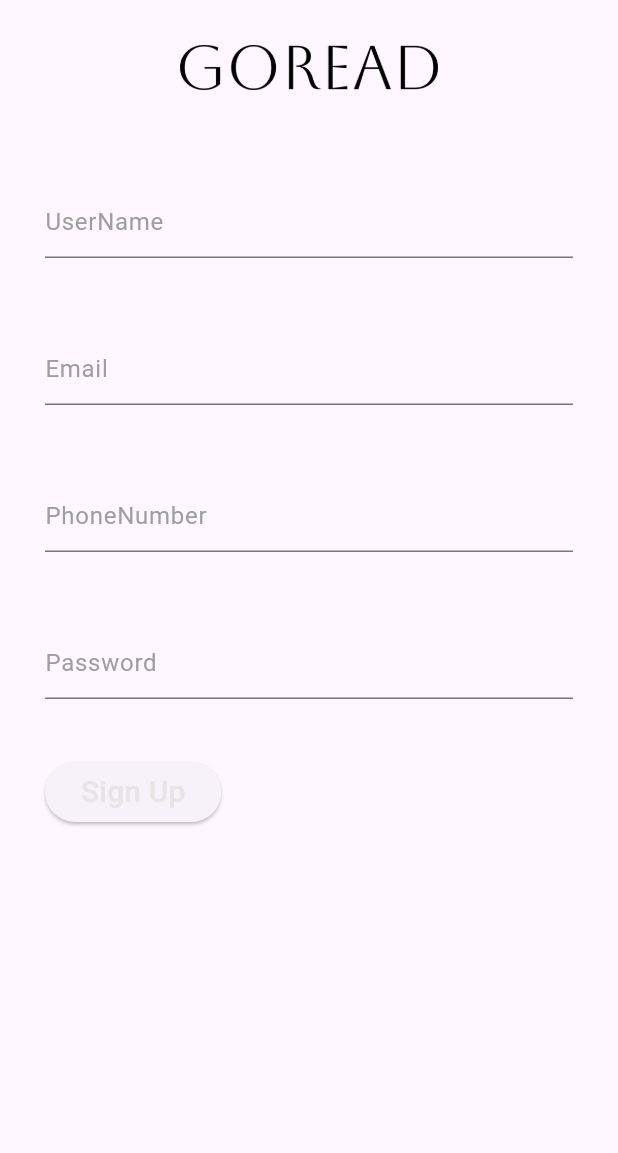
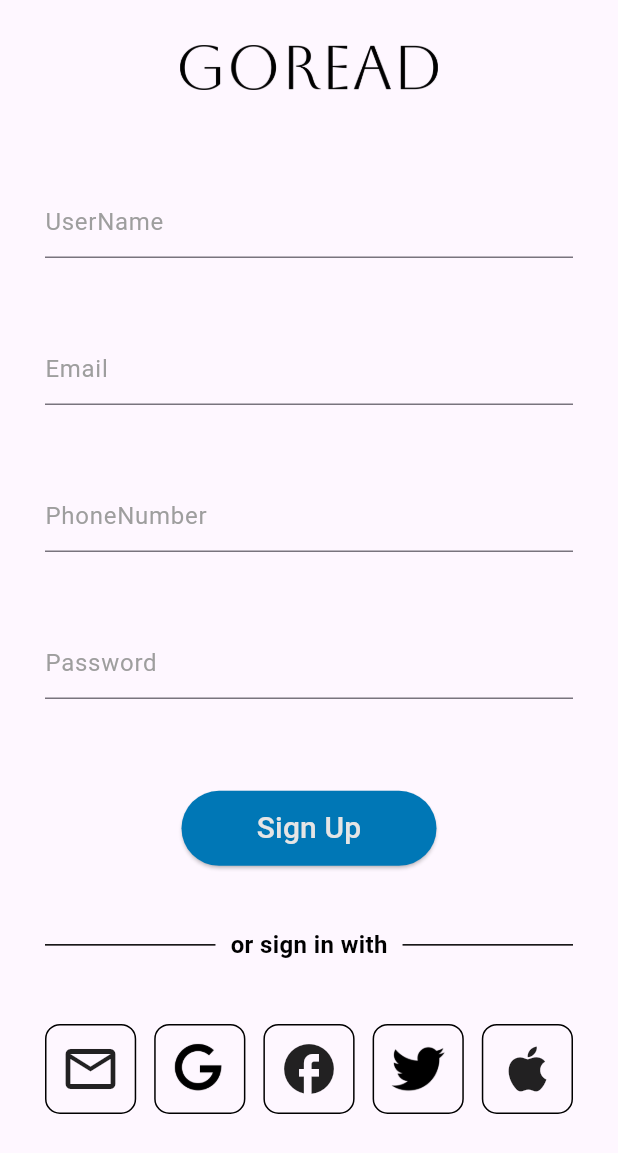
Before and after one commit to dadaxon1106/goread_app, a Flutter app: the LoginScreen screen opened directly, on a phone screen of 412 x 824 dp. Shown: the top 1153 px of the screen. Run offline on Flutter 3.47's test engine with Material 3 defaults, Android fonts, the light colour scheme and no system bars; our stand-ins replace google_fonts, hive, hive_flutter, logger; accounts and stored records are empty.

Commit message:
has a new changes

```diff
--- a/lib/screens/login_screen.dart
+++ b/lib/screens/login_screen.dart
@@ -1,8 +1,8 @@
+import 'package:flutter/cupertino.dart';
 import 'package:flutter/material.dart';
 import 'package:goread/services/hive_service.dart';
 import 'package:goread/services/log_service.dart';
 import 'package:goread/utils/colors.dart';
-
 
 class LoginScreen extends StatefulWidget {
   const LoginScreen({super.key});
@@ -53,16 +53,107 @@ class _LoginScreenState extends State<LoginScreen> {
                           margin: const EdgeInsets.only(bottom: 20, top: 30),
                           child: TextField(
                             controller: controllers[index],
+                            obscureText: index == 4 ? false : true,
                             decoration: InputDecoration(
                                 hintText: hintTexts[index],
-                                hintStyle: const TextStyle(color: Colors.grey)),
+                                hintStyle: const TextStyle(color: Colors.grey),
+
+                            ),
                           ));
                     },
                   ),
                 ),
-                const SizedBox(height: 18),
+                SizedBox(height: MediaQuery.of(context).size.height * 0.05),
+                Center(
+                  child: ElevatedButton(
+                    onPressed: () {},
+                    style: ElevatedButton.styleFrom(
+                        backgroundColor: ColorsOwn.mainColor,
+                        fixedSize: const Size(170, 50)),
+                    child: const Text(
+                      "Sign Up",
+                      style: TextStyle(color: ColorsOwn.subColor, fontSize: 20),
+                    ),
+                  ),
+                ),
+                 SizedBox(height: MediaQuery.of(context).size.height * 0.05),
+                Row(
+                  children: [
+                    Expanded(
+                      child: Container(
+                        height: 1,
+                        color: ColorsOwn.blackColor,
+                      ),
+                    ),
+                   const SizedBox(width: 10),
+                   const Text("or sign in with",style: TextStyle(color: ColorsOwn.blackColor,fontSize: 16,fontWeight: FontWeight.bold),),
+                    const SizedBox(width: 10),
+                    Expanded(
+                      child: Container(
+                        height: 1,
+                        color: ColorsOwn.blackColor,
+                      ),
+                    ),
+                  ],
+                ),
+                SizedBox(height: MediaQuery.of(context).size.height * 0.05),
+                Row(
+                  children: [
+                    Expanded(child: Container(
+                      height: 60,
+                      decoration: BoxDecoration(
+                        borderRadius: BorderRadius.circular(10),
+                        border: Border.all(color: Colors.black)
+                      ),
+                      child:const Icon(Icons.mail_outline_outlined,size: 40,),
+                    ),
+                    ),
+                   const SizedBox(width: 12),
+                    Expanded(child: Container(
+                      padding: const EdgeInsets.all(10),
 
-               ElevatedButton(onPressed: (){}, child: const Text("Sign Up",style: TextStyle(color: ColorsOwn.subColor,fontSize: 20),))
+                      height: 60,
+                      decoration: BoxDecoration(
+                          borderRadius: BorderRadius.circular(10),
+                          border: Border.all(color: Colors.black)
+                      ),
+                      child: Image.asset('assets/icons/google_logo.png'),
+                    ),
+                    ),
+                    const SizedBox(width: 12),
+                    Expanded(child:Container(
+                      height: 60,
+                      decoration: BoxDecoration(
+                          borderRadius: BorderRadius.circular(10),
+                          border: Border.all(color: Colors.black)
+                      ),
+                      child: const Icon(Icons.facebook,size: 40,),
+
+                    ),),
+                    const SizedBox(width: 12),
+                    Expanded(child: Container(
+                      padding: const EdgeInsets.all(10),
+                      height: 60,
+                      decoration: BoxDecoration(
+                          borderRadius: BorderRadius.circular(10),
+                          border: Border.all(color: Colors.black)
+                      ),
+                      child: Image.asset("assets/icons/twitter_logo.png"),
+
+                    ),),
+                    const SizedBox(width: 12),
+                    Expanded(child: Container(
+                      height: 60,
+                      decoration: BoxDecoration(
+                          borderRadius: BorderRadius.circular(10),
+                          border: Border.all(color: Colors.black)
+                      ),
+                      child: const Icon(Icons.apple,size: 40,),
+
+
+                    ),),
+                  ],
+                )
               ],
             ),
           ]),
--- a/pubspec.yaml
+++ b/pubspec.yaml
@@ -38,7 +38,7 @@ flutter:
 
   assets:
      - assets/images/
-  #   - images/a_dot_ham.jpeg
+     - assets/icons/
 
 
   # fonts:
```
Also changed, not shown: assets/icons/goggle_logo.jpg (added), assets/icons/google_logo.png (added), assets/icons/twitter_logo.png (added).
